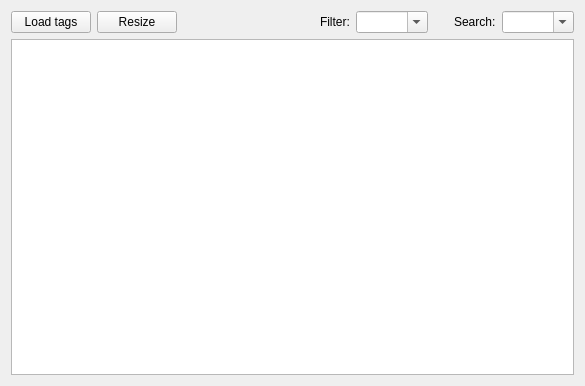
Before: the Qt Designer form playlisttable.ui in MarioUnoDueTreQuattro/AudioPlayer, drawn with Qt 5.
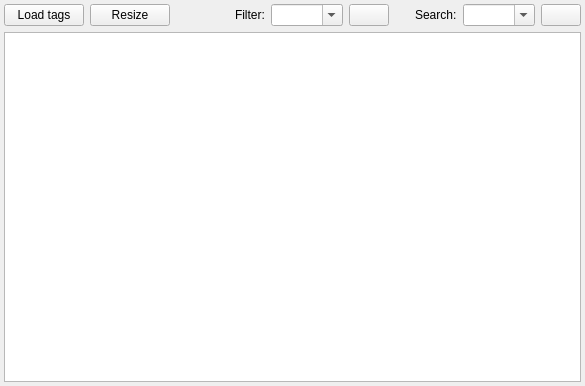
After: the same form once the commit is applied. Icons and pictures are not drawn.

What changed in the file:
```diff
--- a/playlisttable.ui
+++ b/playlisttable.ui
@@ -14,6 +14,18 @@
    <string>Form</string>
   </property>
   <layout class="QVBoxLayout" name="verticalLayout">
+   <property name="leftMargin">
+    <number>4</number>
+   </property>
+   <property name="topMargin">
+    <number>4</number>
+   </property>
+   <property name="rightMargin">
+    <number>4</number>
+   </property>
+   <property name="bottomMargin">
+    <number>4</number>
+   </property>
    <item>
     <layout class="QHBoxLayout" name="horizontalLayout_4">
      <item>
@@ -66,6 +78,17 @@
          </property>
         </widget>
        </item>
+       <item>
+        <widget class="QPushButton" name="pushButton_3">
+         <property name="text">
+          <string/>
+         </property>
+         <property name="icon">
+          <iconset resource="resources.qrc">
+           <normaloff>:/img/img/icons8-delete-48.png</normaloff>:/img/img/icons8-delete-48.png</iconset>
+         </property>
+        </widget>
+       </item>
        <item>
         <spacer name="horizontalSpacer_2">
          <property name="orientation">
@@ -103,6 +126,17 @@
          </property>
         </widget>
        </item>
+       <item>
+        <widget class="QPushButton" name="pushButton_4">
+         <property name="text">
+          <string/>
+         </property>
+         <property name="icon">
+          <iconset resource="resources.qrc">
+           <normaloff>:/img/img/icons8-delete-48.png</normaloff>:/img/img/icons8-delete-48.png</iconset>
+         </property>
+        </widget>
+       </item>
       </layout>
      </item>
     </layout>
```
Left out of the diff: 39 changed lines with no effect on the pictures.
